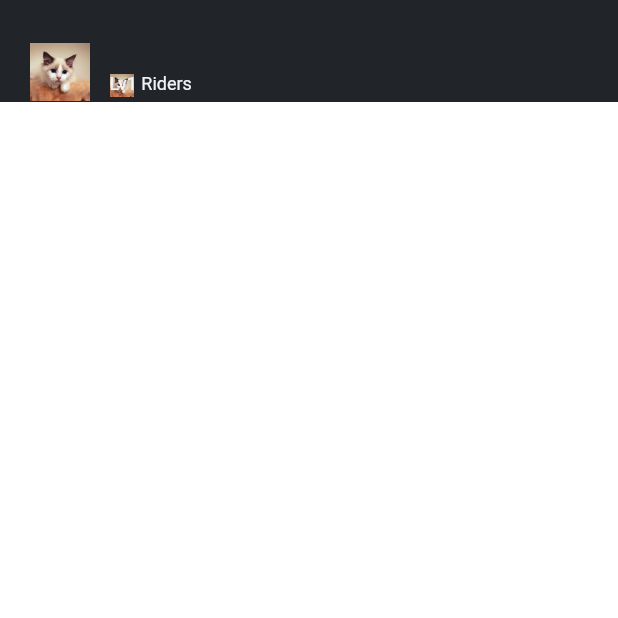
After one commit to dayang123/flutter-learn, a Flutter app: the screen it shows after launch, after a tap on "ride的侧边栏", on a phone screen of 412 x 824 dp, the top half of it. The commit adds this screen. Run offline on Flutter 3.47's test engine with Material 2 defaults, Android fonts, the phone set to English and light mode, and no system bars; network calls fail.

Commit message:
ride 侧边栏UI

```diff
--- a/lib/HomePage.dart
+++ b/lib/HomePage.dart
@@ -15,6 +15,7 @@ class HomePage extends StatelessWidget{
           RaisedButton(onPressed:() {Navigator.pushNamed(context, '/page_a');}, child: Text("Go to Page A")),
           RaisedButton(onPressed:() {Navigator.pushNamed(context, "/page_b");}, child: Text("Go to Page B")),
           RaisedButton(onPressed: (){Navigator.pushNamed(context, '/page_c');}, child: Text("Go to list page"),),
+          RaisedButton(onPressed: (){Navigator.pushNamed(context, '/drawer');}, child: Text("ride的侧边栏"),),
           RaisedButton(onPressed: (){Navigator.push(context, MaterialPageRoute(builder: (_) => BPage()));},child: Text("Go to Page B by route "),),
 //          Theme(      // 创建某个组件的主题
 //          data: new ThemeData(accentColor: Colors.green, primaryColor: Colors.white, brightness: Brightness.light),
--- /dev/null
+++ b/lib/drawer_page.dart
@@ -0,0 +1,55 @@
+
+import 'package:firstflutterapp/style/app_style.dart';
+import 'package:flutter/cupertino.dart';
+import 'package:flutter/material.dart';
+
+
+
+class DrawerPage extends StatelessWidget{
+  @override
+  Widget build(BuildContext context) {
+    return Scaffold(
+      body: Drawer(),
+    );
+  }
+}
+class Drawer extends StatefulWidget{
+  @override
+  State<StatefulWidget> createState() => _DrawerState();
+}
+
+class _DrawerState extends State<Drawer>{
+
+  @override
+  Widget build(BuildContext context) {
+    return Material(
+      color: AppColors.whiteColorValue,
+      child: Column(
+        crossAxisAlignment: CrossAxisAlignment.start,
+        children: <Widget>[
+          Container(
+            color: AppColors.textBlack1ColorValue,
+            alignment: Alignment.topLeft,
+            child: Column(
+              crossAxisAlignment: CrossAxisAlignment.start,
+              children: <Widget>[
+                Row(
+                  children: <Widget>[
+                    Padding(padding: EdgeInsets.only(left:20, top:28, right:0, bottom: 0), child: Image(image: AssetImage("images/cat1.jpg"), width: 40, height: 40,)),
+                    Padding(padding: EdgeInsets.only(left: 13, top: 46, right: 0, bottom: 0), child: Stack(
+                      children: <Widget>[
+                        Image(image: AssetImage("images/cat1.jpg"), width: 16, height: 16),
+                        Text("Lv1 Riders", style: TextStyle(color: AppColors.colorValue_eef4f8, fontSize: 12),)
+                      ],)
+                    )
+
+                  ],
+                )
+              ],
+            ),
+          )
+        ],
+      ),
+    );
+  }
+}
--- a/lib/main.dart
+++ b/lib/main.dart
@@ -2,6 +2,7 @@ import 'package:firstflutterapp/APage.dart';
 import 'package:firstflutterapp/BPage.dart';
 import 'package:firstflutterapp/HomePage.dart';
 import 'package:firstflutterapp/ListPage.dart';
+import 'package:firstflutterapp/drawer_page.dart';
 import 'package:flutter/material.dart';
 
 void main() => runApp(new MyApp());
@@ -17,7 +18,11 @@ class MyApp extends StatelessWidget {
         accentColor: Colors.amber
       ),
       home: HomePage(),
-      routes: {'/page_a':(_) => APage(), '/page_b':(_) => BPage(), '/page_c':(_) => ListPage()},
+      routes: {
+        '/page_a':(_) => APage(),
+        '/page_b':(_) => BPage(),
+        '/page_c':(_) => ListPage(),
+        '/drawer':(_) => DrawerPage()}
     );
   }
 }
--- /dev/null
+++ b/lib/style/app_style.dart
@@ -0,0 +1,66 @@
+import 'package:flutter/material.dart';
+
+class AppColors {
+  static const int _primaryColorIntValue = 0xFF008577;
+
+  static const Color primaryColorValue = Color(_primaryColorIntValue);
+
+  static const MaterialColor primarySwatch = const MaterialColor(
+      _primaryColorIntValue,
+    const <int, Color> {
+        50: primaryColorValue,
+        100: primaryColorValue,
+        200: primaryColorValue,
+        300: primaryColorValue,
+        400: primaryColorValue,
+        500: primaryColorValue,
+        600: primaryColorValue,
+        700: primaryColorValue,
+        800: primaryColorValue,
+        900: primaryColorValue,
+    }
+  );
+
+  static const Color transparentColorValue = Color(0x00000000);
+  static const Color whiteColorValue = Color(0xFFFFFFFF);
+  static const Color blackColorValue = Color(0xFF000000);
+  static const Color themeColorValue = Color(0xFF212529);
+  static const Color baseColorValue = Color(0xFF60da00);
+  static const Color pageBackgroundColorValue = Color(0xfff5f5f5);
+  static const Color dividerColorValue = Color(0xFF8F8C8C);
+  static const Color progressBackgroundColorValue = Color(0xFFEEEEEE);
+
+  static const Color errorTipsColorValue = Color(0xFFff2e62);
+
+  static const Color textBlack1ColorValue = Color(0xFF212529);
+  static const Color textBlack2ColorValue = Color(0xFF495057);
+
+  static const Color colorValue_8497a4 = Color(0xFF8497a4);
+  static const Color colorValue_eef4f8 = Color(0xFFeef4f8);
+}
+
+class AppTextSize {
+  static const min8TextSize = 8.0;
+  static const min9TextSize = 9.0;
+
+  static const small10TextSize = 10.0;
+  static const small11TextSize = 11.0;
+
+  static const middle12TextSize = 12.0;
+  static const middle13TextSize = 13.0;
+
+  static const normal14TextSize = 14.0;
+  static const normal15TextSize = 15.0;
+  static const normal16TextSize = 16.0;
+  static const normal17TextSize = 17.0;
+
+  static const big18TextSize = 18.0;
+  static const big19TextSize = 19.0;
+  static const big20TextSize = 20.0;
+  static const big21TextSize = 21.0;
+  static const big22TextSize = 22.0;
+  static const big23TextSize = 23.0;
+  static const big24TextSize = 24.0;
+
+  static const lagerTextSize = 28.0;
+}
```
